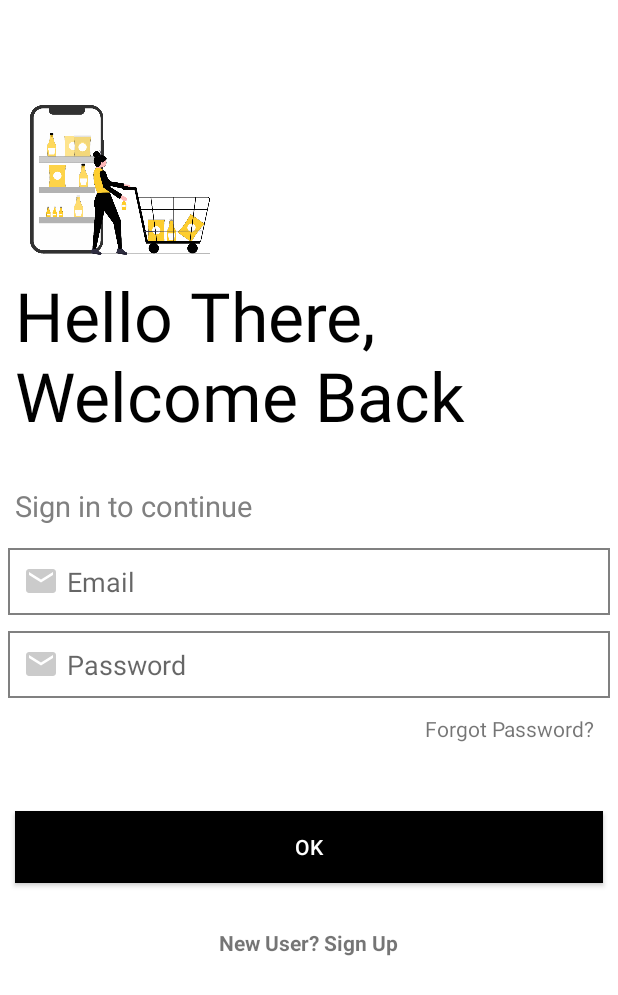
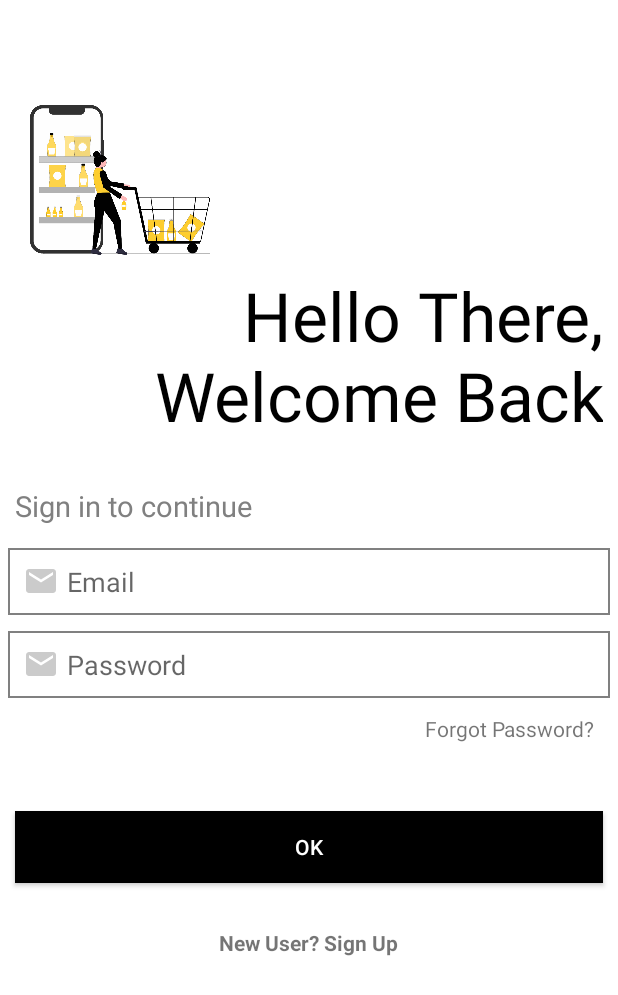
Before and after one commit to shahabhamdani/Android-NetMart_FYP, an Android app: the LoginActivity screen opened directly, with no data from a screen before it, on a phone screen of 412 x 824 dp. Shown: the top 995 px of the screen. Run offline under Robolectric (Android 15) with nearby library versions, the phone set to English and light mode, and no system bars; Roboto replaces fonts that are not available here.

Commit message:
Gravity right

```diff
--- a/app/src/main/res/layout/activity_login.xml
+++ b/app/src/main/res/layout/activity_login.xml
@@ -29,6 +29,7 @@
         android:layout_width="match_parent"
         android:layout_height="wrap_content"
         android:layout_below="@id/netmartLogo"
+        android:gravity="right"
         android:fontFamily="@font/alfa_slab_one"
         android:padding="10dp"
         android:text="Hello There,\nWelcome Back"
```
